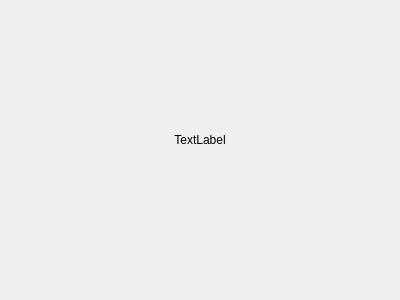
Qt form epyq/widgets/scale.ui (epcpower/st) before a commit.
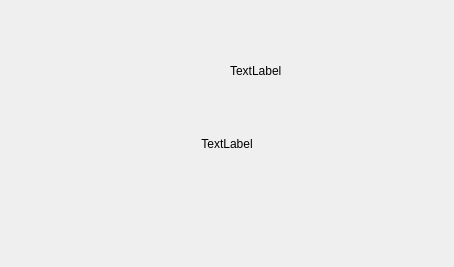
The same form after that commit. Custom widgets are drawn as their Qt base class.

Commit message:
Correct Scale widget for bottom label and side units
Ref T217

Diff of the .ui file:
```diff
--- a/epyq/widgets/scale.ui
+++ b/epyq/widgets/scale.ui
@@ -6,31 +6,42 @@
    <rect>
     <x>0</x>
     <y>0</y>
-    <width>400</width>
-    <height>300</height>
+    <width>454</width>
+    <height>267</height>
    </rect>
   </property>
   <property name="windowTitle">
    <string>Form</string>
   </property>
   <layout class="QVBoxLayout" name="verticalLayout">
+   <item>
+    <layout class="QHBoxLayout" name="horizontalLayout">
+     <item>
+      <widget class="QScale" name="scale">
+       <property name="toolTip">
+        <string>analog simplicity</string>
+       </property>
+       <property name="whatsThis">
+        <string>A PyQScale</string>
+       </property>
+      </widget>
+     </item>
+     <item>
+      <widget class="QLabel" name="units">
+       <property name="text">
+        <string>TextLabel</string>
+       </property>
+      </widget>
+     </item>
+    </layout>
+   </item>
    <item>
     <widget class="QLabel" name="label">
      <property name="text">
       <string>TextLabel</string>
      </property>
      <property name="alignment">
-      <set>Qt::AlignBottom|Qt::AlignHCenter</set>
-     </property>
-    </widget>
-   </item>
-   <item>
-    <widget class="QScale" name="scale">
-     <property name="toolTip">
-      <string>analog simplicity</string>
-     </property>
-     <property name="whatsThis">
-      <string>A PyQScale</string>
+      <set>Qt::AlignHCenter|Qt::AlignTop</set>
      </property>
     </widget>
    </item>
```
